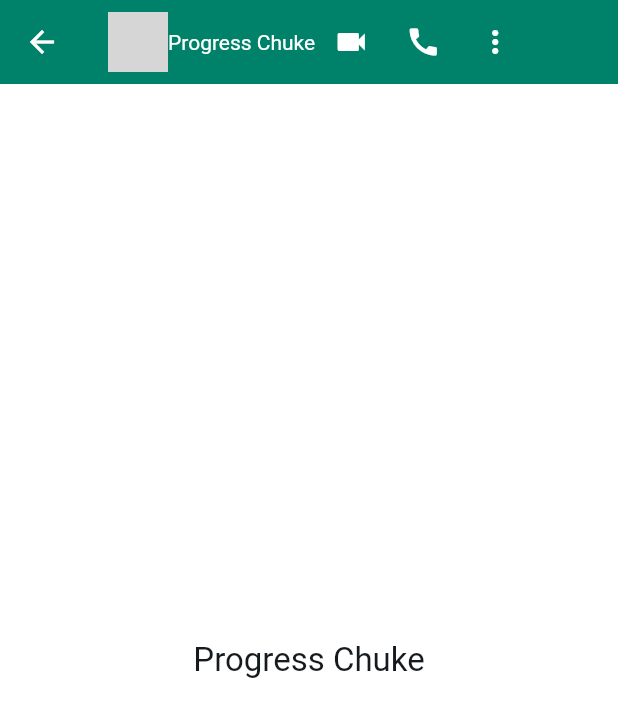
After one commit to Progresschuke/whatsapp_chat_clone, a Flutter app: the ChatScreen screen opened directly with sample values from the repository, on a phone screen of 412 x 824 dp. The commit adds this screen. Shown: the top 717 px of the screen. Run offline on Flutter 3.47's test engine with Material 3 defaults, Android fonts, the phone set to English and light mode, and no system bars; grey boxes are pictures that could not be loaded.

Commit message:
worked on the user model and chat screen

```diff
--- a/lib/main.dart
+++ b/lib/main.dart
@@ -28,6 +28,6 @@ class HomePage extends StatelessWidget {
 
   @override
   Widget build(BuildContext context) {
-    return const ContactPage();
+    return const ContactScreen();
   }
 }
--- /dev/null
+++ b/lib/model/user.dart
@@ -0,0 +1,15 @@
+class User {
+  final String userName;
+  final String id;
+  String? image;
+  final String message;
+  final String sent;
+
+  User({
+    required this.userName,
+    required this.id,
+    this.image,
+    required this.message,
+    required this.sent,
+  });
+}
--- /dev/null
+++ b/lib/views/chat/screen/chat.dart
@@ -0,0 +1,37 @@
+import 'package:flutter/material.dart';
+import 'package:whatsapp_clone/constants/app_colors.dart';
+
+import '../../../model/user.dart';
+import '../../contact/widgets/user_profile.dart';
+
+class ChatScreen extends StatelessWidget {
+  const ChatScreen({
+    super.key,
+    required this.user,
+  });
+
+  final User user;
+
+  @override
+  Widget build(BuildContext context) {
+    return Scaffold(
+      appBar: AppBar(
+        title: Row(children: [
+          UserProfilePics(user: user),
+          Text(
+            user.userName,
+          ),
+          // space(context, figure),
+          IconButton(onPressed: () {}, icon: const Icon(Icons.videocam)),
+          IconButton(onPressed: () {}, icon: const Icon(Icons.call)),
+          IconButton(onPressed: () {}, icon: const Icon(Icons.more_vert)),
+        ]),
+      ),
+      body: Center(
+          child: Text(
+        user.userName,
+        style: Theme.of(context).textTheme.titleLarge,
+      )),
+    );
+  }
+}
--- a/lib/views/contact/screen/contact.dart
+++ b/lib/views/contact/screen/contact.dart
@@ -3,8 +3,8 @@ import 'package:flutter/material.dart';
 import '../widgets/contact_action.dart';
 import '../widgets/contact_list.dart';
 
-class ContactPage extends StatelessWidget {
-  const ContactPage({super.key});
+class ContactScreen extends StatelessWidget {
+  const ContactScreen({super.key});
 
   @override
   Widget build(BuildContext context) {
--- /dev/null
+++ b/lib/views/contact/widgets/user_profile.dart
@@ -0,0 +1,28 @@
+import 'package:flutter/material.dart';
+
+import '../../../model/user.dart';
+
+class UserProfilePics extends StatelessWidget {
+  const UserProfilePics({super.key, required this.user});
+
+  final User user;
+
+  @override
+  Widget build(BuildContext context) {
+    return CircleAvatar(
+      backgroundColor: const Color(0xFFCED9DE),
+      backgroundImage: user.image == null ? null : AssetImage(user.image!),
+      child: user.image != null ? null : Text(getInitials(user.userName)),
+    );
+  }
+
+  String getInitials(String fullName) {
+    var nameParts = fullName.split(' ');
+
+    String initials = '';
+    for (String eachName in nameParts) {
+      initials += eachName[0];
+    }
+    return initials.toUpperCase();
+  }
+}
```
Also changed, not shown: lib/constants/app_colors.dart (+7 -1 lines), lib/data/dummy_users.dart (+65 -31 lines), lib/views/contact/widgets/contact_card.dart (+71 -21 lines), lib/views/contact/widgets/contact_list.dart (+27 -5 lines).
